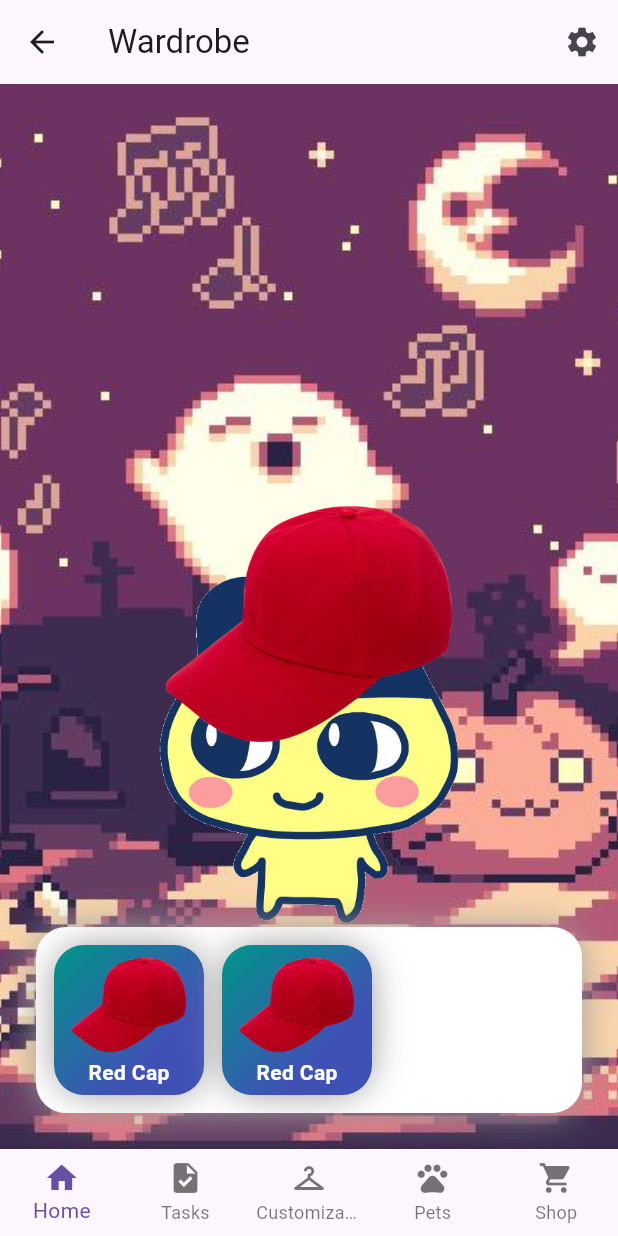
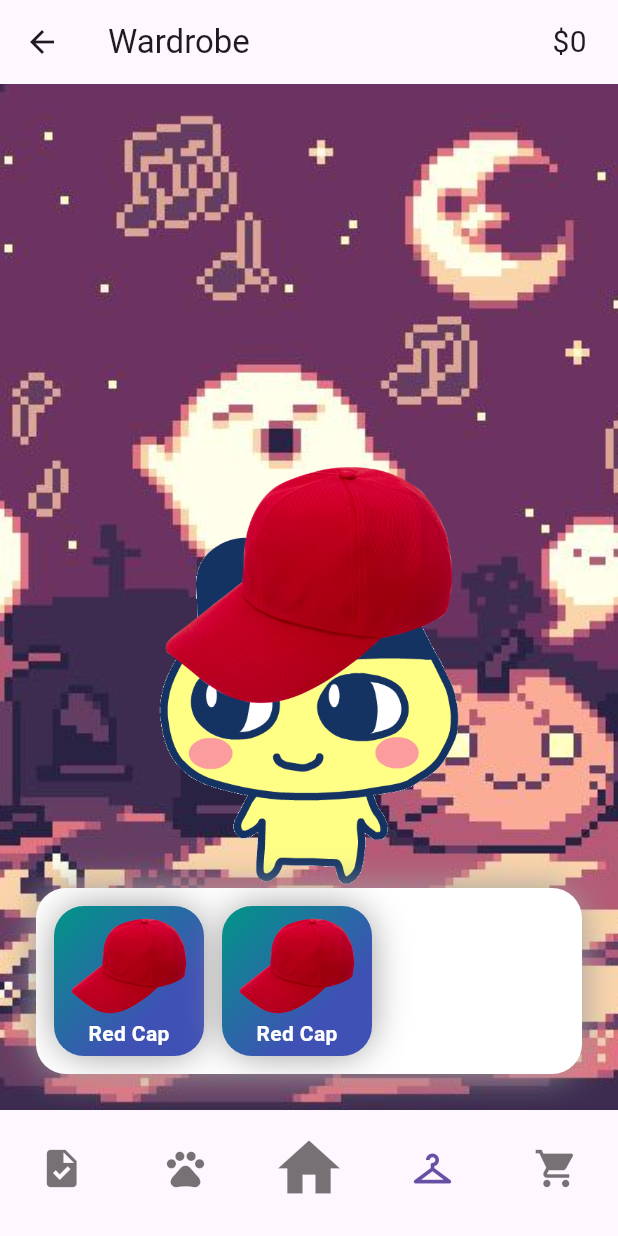
Before and after one commit to ExerciseCompanion/app, a Flutter app: the CustomizationPage screen opened by its route, on a phone screen of 412 x 824 dp. Run offline on Flutter 3.47's test engine with Material 2 defaults, Android fonts, the light colour scheme and no system bars; our stand-ins replace fl_chart, flutter_markdown, sliding_up_panel.

Commit message:
fix bottom bar not respecting colors and added currency

```diff
--- a/exercise_companion/lib/screens/customization.dart
+++ b/exercise_companion/lib/screens/customization.dart
@@ -43,7 +43,7 @@ class CustomizationPage extends StatelessWidget {
           accessoryContainer(context)
         ]),
         resizeToAvoidBottomInset: false,
-        bottomNavigationBar: const BaseBottomNavigationBar());
+        bottomNavigationBar: BaseBottomNavigationBar());
   }
 
   Widget accessoryContainer(BuildContext context) {
@@ -52,7 +52,7 @@ class CustomizationPage extends StatelessWidget {
     return Column(children: [
       Padding(
           padding: EdgeInsets.only(
-              top: max(MediaQuery.of(context).size.height - 286, 0))),
+              top: max(MediaQuery.of(context).size.height - 312, 0))),
       Padding(
           padding: const EdgeInsets.all(24),
           child: Container(
--- a/exercise_companion/lib/screens/home.dart
+++ b/exercise_companion/lib/screens/home.dart
@@ -35,7 +35,7 @@ class HomePage extends StatelessWidget {
           margin: panelMargins(),
         ),
         resizeToAvoidBottomInset: false,
-        bottomNavigationBar: const BaseBottomNavigationBar());
+        bottomNavigationBar: BaseBottomNavigationBar());
   }
 
   EdgeInsets panelMargins() {
--- a/exercise_companion/lib/screens/pets.dart
+++ b/exercise_companion/lib/screens/pets.dart
@@ -26,6 +26,6 @@ A page to allow to user to select/ change primary pet
 
 '''),
         resizeToAvoidBottomInset: false,
-        bottomNavigationBar: const BaseBottomNavigationBar());
+        bottomNavigationBar: BaseBottomNavigationBar());
   }
 }
--- a/exercise_companion/lib/screens/shop.dart
+++ b/exercise_companion/lib/screens/shop.dart
@@ -28,6 +28,6 @@ new pets.
 - stores new purchased item in databse
 '''),
         resizeToAvoidBottomInset: false,
-        bottomNavigationBar: const BaseBottomNavigationBar());
+        bottomNavigationBar: BaseBottomNavigationBar());
   }
 }
--- a/exercise_companion/lib/screens/tasks.dart
+++ b/exercise_companion/lib/screens/tasks.dart
@@ -19,6 +19,6 @@ class TaskPage extends StatelessWidget {
           children: userTasksDB.getTaskWidgets(currentUserID),
         ),
         resizeToAvoidBottomInset: false,
-        bottomNavigationBar: const BaseBottomNavigationBar());
+        bottomNavigationBar: BaseBottomNavigationBar());
   }
 }
--- a/exercise_companion/lib/templates/appbar.dart
+++ b/exercise_companion/lib/templates/appbar.dart
@@ -1,5 +1,6 @@
 //https://stackoverflow.com/questions/53411890/how-can-i-have-my-appbar-in-a-separate-file-in-flutter-while-still-having-the-wi
 
+import 'package:exercise_companion/data_model/user_db.dart';
 import 'package:flutter/material.dart';
 
 class BaseAppBar extends StatelessWidget implements PreferredSizeWidget {
@@ -28,7 +29,7 @@ class BaseAppBar extends StatelessWidget implements PreferredSizeWidget {
         },
       ),*/
       title: Text(title),
-      actions: <Widget>[
+      /*actions: <Widget>[
         IconButton(
           icon: const Icon(
             Icons.settings,
@@ -38,6 +39,11 @@ class BaseAppBar extends StatelessWidget implements PreferredSizeWidget {
             print('Settings button');
           },
         ),
+      ],*/
+
+      actions: <Widget>[
+        Text("\$${userDB.getUser(currentUserID).currency}    ",
+            style: const TextStyle(fontSize: 20)),
       ],
     );
   }
--- a/exercise_companion/lib/templates/bottombar.dart
+++ b/exercise_companion/lib/templates/bottombar.dart
@@ -5,17 +5,10 @@ import 'package:flutter/material.dart';
 
 /// Flutter code sample for [BottomNavigationBar].
 
-class BaseBottomNavigationBar extends StatefulWidget {
-  final int index = 0;
-  const BaseBottomNavigationBar({super.key, index}); //, required index});
+class BaseBottomNavigationBar extends StatelessWidget {
+  int _selectedIndex = 0;
+  List<String> pages = ["/task", "/pet", "/", "/customization", "/shop"];
 
-  @override
-  State<BaseBottomNavigationBar> createState() =>
-      _BottomNavigationBarExampleState();
-}
-
-class _BottomNavigationBarExampleState extends State<BaseBottomNavigationBar> {
-  int _selectedIndex = 0;
   /*static const TextStyle optionStyle =
       TextStyle(fontSize: 30, fontWeight: FontWeight.bold);
   static const List<Widget> _widgetOptions = <Widget>[
@@ -33,42 +26,47 @@ class _BottomNavigationBarExampleState extends State<BaseBottomNavigationBar> {
     ),
   ];*/
 
-  void _onItemTapped(int index) {
-    setState(() {
-      _selectedIndex = index;
-    });
-    const pages = ["/", "/task", "/customization", "/pet", "/shop"];
+  void _onItemTapped(BuildContext context, int index) {
+    //const pages = ["/task", "/pet", "/", "/customization", "/shop"];
     Navigator.pushNamed(context, pages[index]);
   }
 
   @override
   Widget build(BuildContext context) {
+    print(ModalRoute.of(context)?.settings.name);
+    _selectedIndex = pages
+        .indexWhere((item) => item == ModalRoute.of(context)?.settings.name);
     return BottomNavigationBar(
       items: const <BottomNavigationBarItem>[
         BottomNavigationBarItem(
-            icon: Icon(Icons.home),
+          icon: Icon(Icons.task, size: 30),
+          label: 'Tasks',
+        ),
+        BottomNavigationBarItem(
+          icon: Icon(Icons.pets, size: 30),
+          label: 'Pets',
+        ),
+        BottomNavigationBarItem(
+          icon: Icon(Icons.home, size: 50),
           label: 'Home',
         ),
         BottomNavigationBarItem(
-            icon: Icon(Icons.task),
-            label: 'Tasks',
-          ),
-          BottomNavigationBarItem(
-            icon: Icon(Icons.checkroom),
+          icon: Icon(Icons.checkroom, size: 30),
           label: 'Customization',
         ),
         BottomNavigationBarItem(
-            icon: Icon(Icons.pets),
-            label: 'Pets',
-          ),
-          BottomNavigationBarItem(
-            icon: Icon(Icons.shopping_cart),
+          icon: Icon(Icons.shopping_cart, size: 30),
           label: 'Shop',
         ),
       ],
       currentIndex: _selectedIndex,
       selectedItemColor: Theme.of(context).primaryColor,
-        onTap: _onItemTapped,
-        type: BottomNavigationBarType.fixed);
+      onTap: (int index) {
+        _onItemTapped(context, index);
+      },
+      type: BottomNavigationBarType.fixed,
+      showSelectedLabels: false,
+      showUnselectedLabels: false,
+    );
   }
 }
```
Lines whose indentation alone changed are shown as unchanged.
